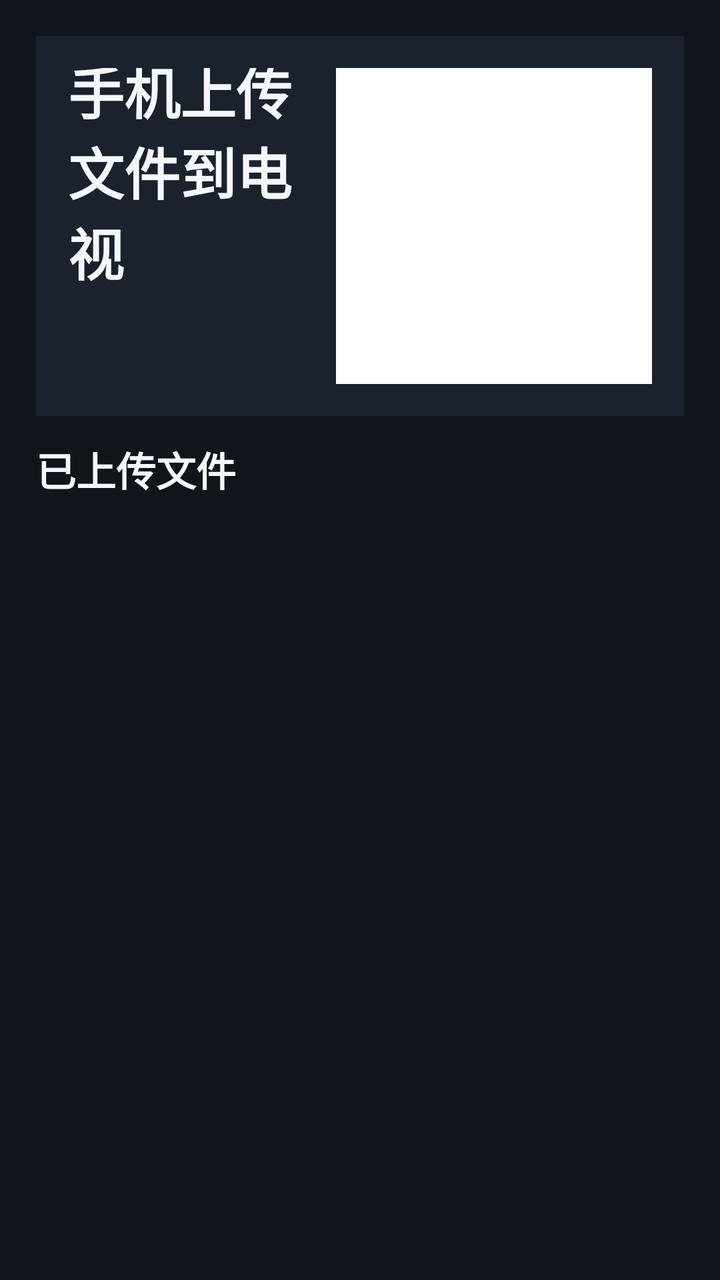
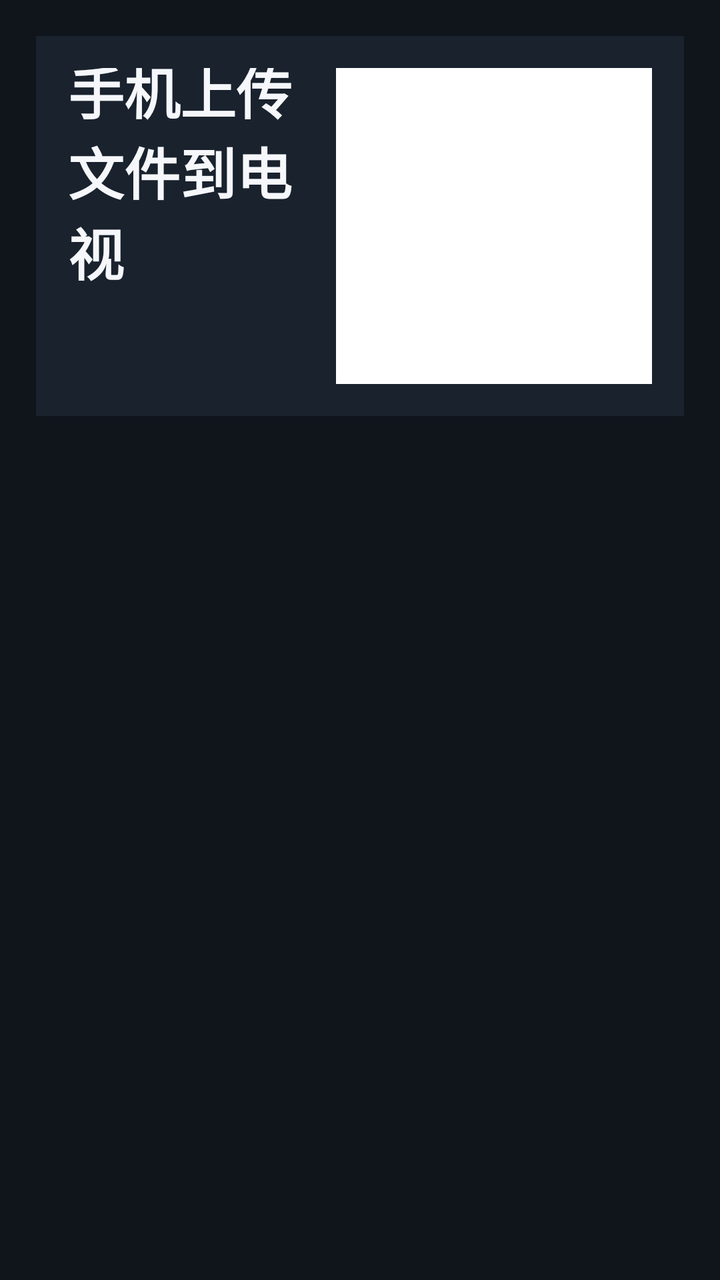

Compare the two renders of this Android layout. The source of the first and the diff that turns it into the second are given below.
<!-- AndroidManifest.xml: application theme AppTheme -->
<!-- res/layout/activity_transfer.xml -->
<?xml version="1.0" encoding="utf-8"?>
<LinearLayout xmlns:android="http://schemas.android.com/apk/res/android"
    android:layout_width="match_parent"
    android:layout_height="match_parent"
    android:background="@color/bg"
    android:orientation="vertical"
    android:padding="18dp">

    <LinearLayout
        android:layout_width="match_parent"
        android:layout_height="190dp"
        android:background="@color/panel"
        android:gravity="center_vertical"
        android:orientation="horizontal"
        android:padding="16dp">

        <LinearLayout
            android:layout_width="0dp"
            android:layout_height="match_parent"
            android:layout_weight="1"
            android:gravity="center_vertical"
            android:orientation="vertical">

            <TextView
                android:layout_width="match_parent"
                android:layout_height="wrap_content"
                android:text="手机上传文件到电视"
                android:textColor="@color/text"
                android:textSize="28sp"
                android:textStyle="bold" />

            <TextView
                android:id="@+id/text_server_url"
                android:layout_width="match_parent"
                android:layout_height="wrap_content"
                android:layout_marginTop="12dp"
                android:textColor="@color/accent"
                android:textIsSelectable="true"
                android:textSize="22sp" />

            <TextView
                android:id="@+id/text_upload_path"
                android:layout_width="match_parent"
                android:layout_height="wrap_content"
                android:layout_marginTop="10dp"
                android:textColor="@color/muted"
                android:textIsSelectable="true"
                android:textSize="15sp" />

            <TextView
                android:id="@+id/text_server_status"
                android:layout_width="match_parent"
                android:layout_height="wrap_content"
                android:layout_marginTop="8dp"
                android:textColor="@color/muted"
                android:textSize="14sp" />
        </LinearLayout>

        <ImageView
            android:id="@+id/image_qr"
            android:layout_width="158dp"
            android:layout_height="158dp"
            android:background="#FFFFFF"
            android:contentDescription="上传地址二维码"
            android:padding="8dp" />
    </LinearLayout>

    <TextView
        android:layout_width="match_parent"
        android:layout_height="wrap_content"
        android:layout_marginTop="12dp"
        android:text="已上传文件"
        android:textColor="@color/text"
        android:textSize="20sp"
        android:textStyle="bold" />

    <ListView
        android:id="@+id/upload_list"
        android:layout_width="match_parent"
        android:layout_height="0dp"
        android:layout_marginTop="8dp"
        android:layout_weight="1"
        android:divider="@android:color/transparent"
        android:dividerHeight="6dp"
        android:listSelector="@android:color/transparent" />
</LinearLayout>
<!-- resources referenced by this layout -->
<resources>
  <color name="accent">#35B7FF</color>
  <color name="bg">#10151C</color>
  <color name="muted">#AEB9C5</color>
  <color name="panel">#19222D</color>
  <color name="text">#F5F7FA</color>
  <style name="AppTheme" parent="android:style/Theme.Holo.NoActionBar">
          <item name="android:windowBackground">@color/bg</item>
          <item name="android:windowNoTitle">true</item>
      </style>
</resources>

<!-- the commit's change to res/layout/activity_transfer.xml (unified diff, before → after) -->
@@ -65,20 +65,11 @@
             android:padding="8dp" />
     </LinearLayout>
 
-    <TextView
-        android:layout_width="match_parent"
-        android:layout_height="wrap_content"
-        android:layout_marginTop="12dp"
-        android:text="已上传文件"
-        android:textColor="@color/text"
-        android:textSize="20sp"
-        android:textStyle="bold" />
-
     <ListView
         android:id="@+id/upload_list"
         android:layout_width="match_parent"
         android:layout_height="0dp"
-        android:layout_marginTop="8dp"
+        android:layout_marginTop="4dp"
         android:layout_weight="1"
         android:divider="@android:color/transparent"
         android:dividerHeight="6dp"
